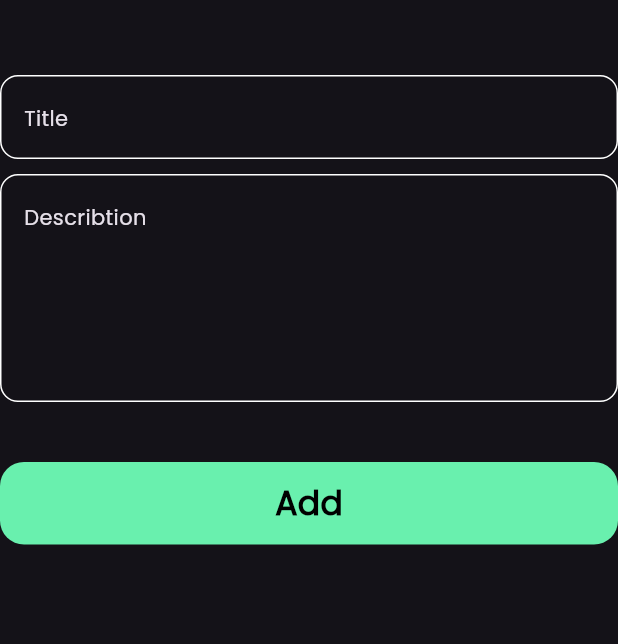
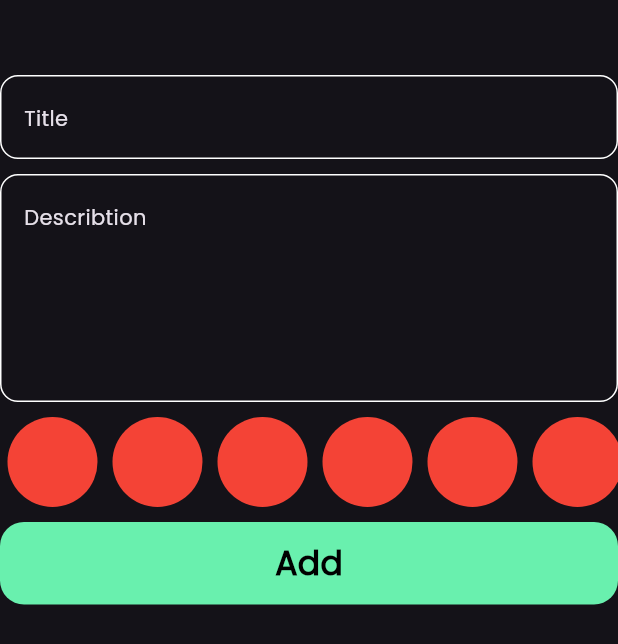
Before and after one commit to TarekHayan/Note-App, a Flutter app: the CheakAvaildNote widget shown alone on an empty page, opened directly, on a phone screen of 412 x 824 dp. Shown: the top 644 px of the screen. Run offline on Flutter 3.47's test engine with Material 3 defaults, Android fonts, the phone set to English and light mode, and no system bars; our stand-ins replace bloc, flutter_bloc, font_awesome_flutter, hive, hive_flutter; accounts and stored records are empty.

Commit message:
add list note color

```diff
--- a/lib/widgets/cheak_availb_note.dart
+++ b/lib/widgets/cheak_availb_note.dart
@@ -2,6 +2,7 @@ import 'package:flutter/material.dart';
 import 'package:flutter_bloc/flutter_bloc.dart';
 import 'package:note_app/cubits/cubit/add_notes_cubit/add_note_cubit.dart';
 import 'package:note_app/models/note_model.dart';
+import 'package:note_app/widgets/color_note.dart';
 import 'package:note_app/widgets/custom_buttom.dart';
 import 'package:note_app/widgets/custom_text_field.dart';
 
@@ -38,7 +39,9 @@ class _CheakAvaildNoteState extends State<CheakAvaildNote> {
               subtitle = value;
             },
           ),
-          const SizedBox(height: 40),
+          SizedBox(height: 10),
+          WcolorList(),
+          const SizedBox(height: 10),
           BlocBuilder<AddNoteCubit, AddNoteState>(
             builder: (context, state) {
               return CustomButtom(
--- /dev/null
+++ b/lib/widgets/color_note.dart
@@ -0,0 +1,30 @@
+import 'package:flutter/material.dart';
+
+class Wcolor extends StatelessWidget {
+  const Wcolor({super.key});
+
+  @override
+  Widget build(BuildContext context) {
+    return const CircleAvatar(backgroundColor: Colors.red, radius: 30);
+  }
+}
+
+class WcolorList extends StatelessWidget {
+  const WcolorList({super.key});
+
+  @override
+  Widget build(BuildContext context) {
+    return SizedBox(
+      height: 30 * 2,
+      child: ListView.builder(
+        scrollDirection: Axis.horizontal,
+        itemBuilder: (context, index) {
+          return Padding(
+            padding: const EdgeInsets.symmetric(horizontal: 5),
+            child: Wcolor(),
+          );
+        },
+      ),
+    );
+  }
+}
```
